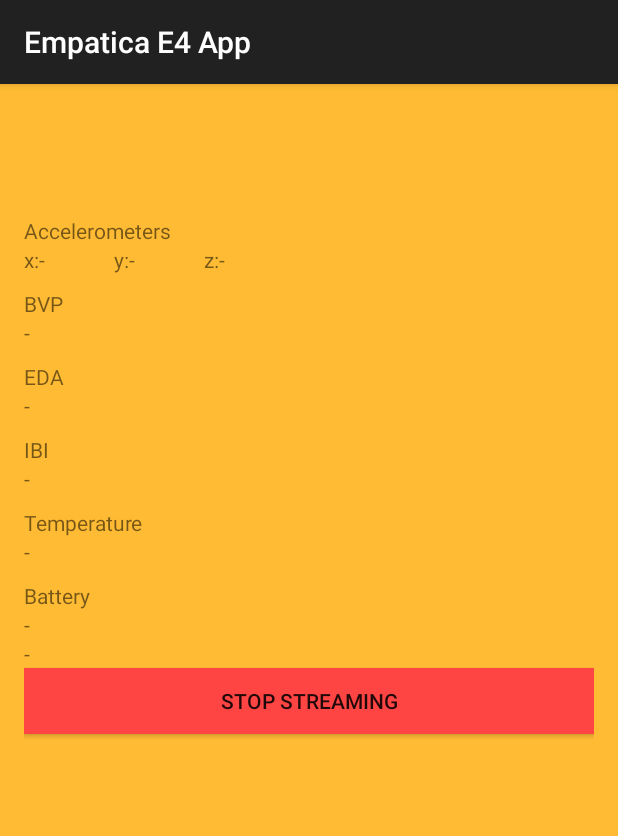
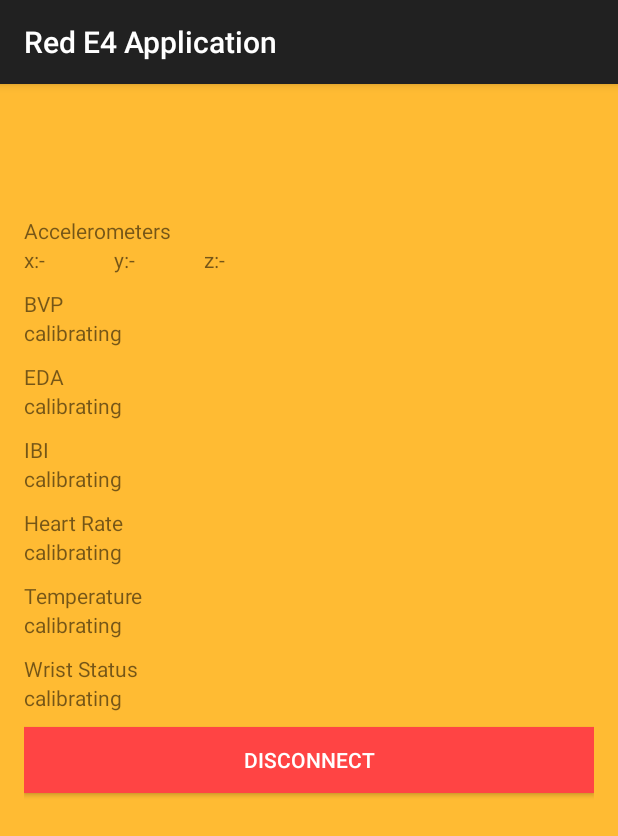
Before and after one commit to gengandrew/empatica_app, an Android app: the screen it shows after launch (MainActivity), on a phone screen of 412 x 824 dp. Shown: the top 836 px of the screen. Run offline under Robolectric (Android 15) with nearby library versions, the phone set to English and light mode, and no system bars; libraries missing offline, so code that uses them is left out: com.empatica.empalink; 2 statements that could not run were skipped.

Commit message:
Additional updates

```diff
--- a/app/src/main/java/com/empatica/application/MainActivity.java
+++ b/app/src/main/java/com/empatica/application/MainActivity.java
@@ -45,7 +45,7 @@ public class MainActivity extends AppCompatActivity implements EmpaDataDelegate,
     private TextView edaLabel;
     private TextView ibiLabel;
     private TextView temperatureLabel;
-    private TextView batteryLabel;
+    private TextView heartLabel;
     private TextView statusLabel;
     private TextView deviceNameLabel;
     private LinearLayout dataCnt;
@@ -64,7 +64,7 @@ public class MainActivity extends AppCompatActivity implements EmpaDataDelegate,
         edaLabel = findViewById(R.id.eda);
         ibiLabel = findViewById(R.id.ibi);
         temperatureLabel = findViewById(R.id.temperature);
-        batteryLabel = findViewById(R.id.battery);
+        heartLabel = findViewById(R.id.heart);
         deviceNameLabel = findViewById(R.id.deviceName);
 
         final Button disconnectButton = findViewById(R.id.disconnectButton);
@@ -72,8 +72,12 @@ public class MainActivity extends AppCompatActivity implements EmpaDataDelegate,
             @Override
             public void onClick(View v) {
                 if (deviceManager != null) {
+                    deviceManager.stopScanning();
                     deviceManager.disconnect();
+                    deviceManager.cleanUp();
+                    deviceManager = null;
                 }
+                initEmpaticaDeviceManager();
             }
         });
 
@@ -101,10 +105,10 @@ public class MainActivity extends AppCompatActivity implements EmpaDataDelegate,
                                 }
                             }
                         }).setNegativeButton("Exit application", new DialogInterface.OnClickListener() {
-                            public void onClick(DialogInterface dialog, int which) {
-                                finish();
-                            }
-                        }).show();
+                    public void onClick(DialogInterface dialog, int which) {
+                        finish();
+                    }
+                }).show();
             }
         }
     }
@@ -127,6 +131,7 @@ public class MainActivity extends AppCompatActivity implements EmpaDataDelegate,
                 return;
             }
 
+            clearLabels();
             deviceManager = new EmpaDeviceManager(getApplicationContext(), this, this);
             deviceManager.authenticateWithAPIKey(EMPATICA_API_KEY);
             Log.d("CustomDebug", "Authentication with key is complete");
@@ -209,7 +214,7 @@ public class MainActivity extends AppCompatActivity implements EmpaDataDelegate,
             show();
         } else if (status == EmpaStatus.DISCONNECTED) {
             Log.d("CustomDebug", "Device is Disconnect with count");
-            updateLabel(deviceNameLabel, " The Device has been disconnected");
+            updateLabel(deviceNameLabel, " The Device is disconnected");
             hide();
         }
     }
@@ -217,39 +222,40 @@ public class MainActivity extends AppCompatActivity implements EmpaDataDelegate,
     @Override
     public void didReceiveAcceleration(int x, int y, int z, double timestamp) {
         Log.d("CustomDebug", "Acceleration is [" + x+y+z + "]");
-        updateLabel(accel_xLabel, "" + x);
-        updateLabel(accel_yLabel, "" + y);
-        updateLabel(accel_zLabel, "" + z);
+        updateLabel(accel_xLabel, Integer.toString(x));
+        updateLabel(accel_yLabel, Integer.toString(y));
+        updateLabel(accel_zLabel, Integer.toString(z));
     }
 
     @Override
     public void didReceiveBVP(float bvp, double timestamp) {
         Log.d("CustomDebug", "BVP is [" + bvp + "]");
-        updateLabel(bvpLabel, "" + bvp);
+        updateLabel(bvpLabel, Float.toString(bvp));
     }
 
     @Override
     public void didReceiveBatteryLevel(float battery, double timestamp) {
         Log.d("CustomDebug", "Battery is [" + battery + "]");
-        updateLabel(batteryLabel, Float.toString(battery*100));
     }
 
     @Override
     public void didReceiveGSR(float gsr, double timestamp) {
         Log.d("CustomDebug", "GSR is [" + gsr + "]");
-        updateLabel(edaLabel, "" + gsr);
+        updateLabel(edaLabel, Float.toString(gsr));
     }
 
     @Override
     public void didReceiveIBI(float ibi, double timestamp) {
         Log.d("CustomDebug", "IBI is [" + ibi + "]");
-        updateLabel(ibiLabel, "" + ibi);
+        updateLabel(ibiLabel, Float.toString(ibi));
+        float heartRate = 60/ibi;
+        updateLabel(heartLabel, Float.toString(heartRate));
     }
 
     @Override
     public void didReceiveTemperature(float temp, double timestamp) {
         Log.d("CustomDebug", "Temperature is [" + temp + "]");
-        updateLabel(temperatureLabel, "" + temp);
+        updateLabel(temperatureLabel, Float.toString(temp));
     }
 
     private void updateLabel(final TextView label, final String text) {
@@ -260,6 +266,18 @@ public class MainActivity extends AppCompatActivity implements EmpaDataDelegate,
                 label.setText(text);
             }
         });
+    }
+
+    private void clearLabels() {
+        updateLabel(deviceNameLabel, "");
+        updateLabel(accel_xLabel, "-");
+        updateLabel(accel_yLabel, "-");
+        updateLabel(accel_zLabel, "-");
+        updateLabel(bvpLabel, "calibrating");
+        updateLabel(edaLabel, "calibrating");
+        updateLabel(ibiLabel, "calibrating");
+        updateLabel(temperatureLabel, "calibrating");
+        updateLabel(heartLabel, "calibrating");
     }
 
     @Override
--- a/app/src/main/res/layout/activity_main.xml
+++ b/app/src/main/res/layout/activity_main.xml
@@ -45,7 +45,7 @@
                 android:layout_height="wrap_content"
                 android:width="50dp"
                 android:id="@+id/accel_x"
-                android:text="@string/emptyText"/>
+                android:text="@string/empty_text"/>
 
             <TextView
                 android:layout_width="wrap_content"
@@ -57,7 +57,7 @@
                 android:layout_height="wrap_content"
                 android:width="50dp"
                 android:id="@+id/accel_y"
-                android:text="@string/emptyText"/>
+                android:text="@string/empty_text"/>
 
             <TextView
                 android:layout_width="wrap_content"
@@ -69,7 +69,7 @@
                 android:layout_height="wrap_content"
                 android:width="50dp"
                 android:id="@+id/accel_z"
-                android:text="@string/emptyText"/>
+                android:text="@string/empty_text"/>
 
         </LinearLayout>
 
@@ -84,7 +84,7 @@
             android:layout_width="wrap_content"
             android:layout_height="wrap_content"
             android:id="@+id/bvp"
-            android:text="@string/emptyText"/>
+            android:text="@string/calibrating_text"/>
 
         <TextView
             android:id="@+id/eda_label"
@@ -97,7 +97,7 @@
             android:layout_width="wrap_content"
             android:layout_height="wrap_content"
             android:id="@+id/eda"
-            android:text="@string/emptyText"/>
+            android:text="@string/calibrating_text"/>
 
         <TextView
             android:id="@+id/ibi_label"
@@ -110,7 +110,20 @@
             android:layout_width="wrap_content"
             android:layout_height="wrap_content"
             android:id="@+id/ibi"
-            android:text="@string/emptyText"/>
+            android:text="@string/calibrating_text"/>
+
+        <TextView
+            android:id="@+id/heart_label"
+            android:layout_marginTop="10dp"
+            android:layout_width="wrap_content"
+            android:layout_height="wrap_content"
+            android:text="@string/heart_label" />
+
+        <TextView
+            android:layout_width="wrap_content"
+            android:layout_height="wrap_content"
+            android:id="@+id/heart"
+            android:text="@string/calibrating_text"/>
 
         <TextView
             android:id="@+id/temp_label"
@@ -123,30 +136,26 @@
             android:layout_width="wrap_content"
             android:layout_height="wrap_content"
             android:id="@+id/temperature"
-            android:text="@string/emptyText"/>
+            android:text="@string/calibrating_text"/>
 
         <TextView
-            android:id="@+id/battery_label"
+            android:id="@+id/wrist_label"
             android:layout_marginTop="10dp"
             android:layout_width="wrap_content"
             android:layout_height="wrap_content"
-            android:text="@string/battery_label" />
-
-        <TextView
-            android:layout_width="wrap_content"
-            android:layout_height="wrap_content"
-            android:id="@+id/battery"
-            android:text="@string/emptyText"/>
+            android:text="@string/wrist_label"/>
 
         <TextView
             android:layout_width="wrap_content"
             android:layout_height="wrap_content"
             android:id="@+id/wrist_status_label"
-            android:text="@string/emptyText"/>
+            android:text="@string/calibrating_text"/>
 
         <Button
             android:id="@+id/disconnectButton"
+            android:layout_marginTop="10dp"
             android:text="@string/stop_streaming"
+            android:textColor="@android:color/white"
             android:background="@android:color/holo_red_light"
             android:layout_width="match_parent"
             android:layout_height="44dp" />
--- a/app/src/main/res/values/strings.xml
+++ b/app/src/main/res/values/strings.xml
@@ -1,5 +1,5 @@
 <resources>
-    <string name="app_name">Empatica E4 App</string>
+    <string name="app_name">Red E4 Application</string>
     <string name="accel">Accelerometers</string>
     <string name="accel_x">x:</string>
     <string name="accel_y">y:</string>
@@ -7,10 +7,13 @@
     <string name="bvp_label">BVP</string>
     <string name="eda_label">EDA</string>
     <string name="ibi_label">IBI</string>
-    <string name="emptyText">-</string>
+    <string name="empty_text">-</string>
+    <string name="calibrating_text">calibrating</string>
     <string name="temp_label">Temperature</string>
     <string name="battery_label">Battery</string>
-    <string name="stop_streaming">Stop Streaming</string>
+    <string name="heart_label">Heart Rate</string>
+    <string name="stop_streaming">Disconnect</string>
+    <string name="wrist_label">Wrist Status</string>
     <string name="on_wrist">On Wrist</string>
     <string name="not_on_wrist">Not On Wrist</string>
 </resources>
```
